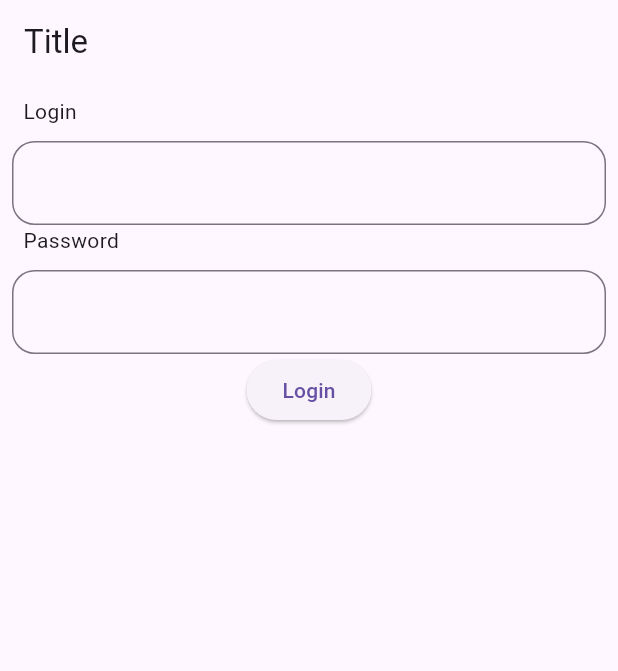
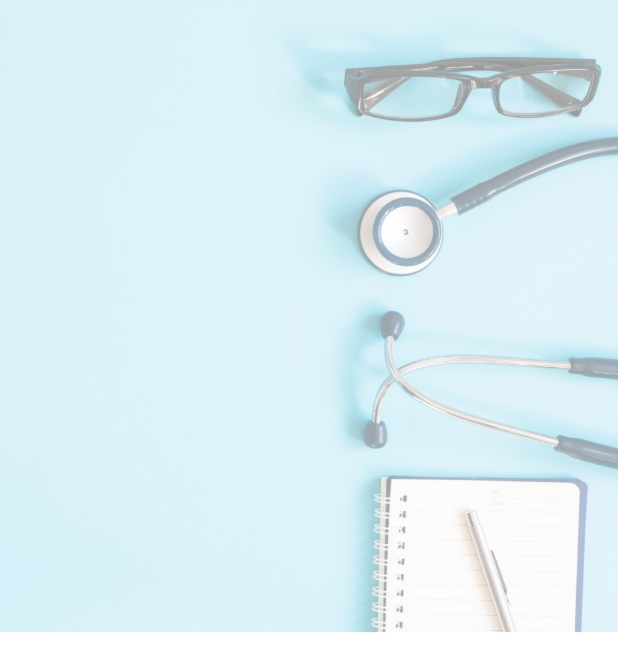
Before and after one commit to UCADevClub/HIS-mobile, a Flutter app: the first screen one second after launch, on a phone screen of 412 x 824 dp. Shown: the top 671 px of the screen. Run offline on Flutter 3.47's test engine with Material 3 defaults, Android fonts, the phone set to English and light mode, and no system bars; our stand-ins replace auto_route, bloc, dio, flutter_bloc, get_it; generated files the repository leaves out were written again.

Commit message:
adding splash screen

```diff
--- a/lib/presentation/core/widgets/forms/custom_text_form_field.dart
+++ b/lib/presentation/core/widgets/forms/custom_text_form_field.dart
@@ -33,7 +33,7 @@ class CustomTextFormField extends StatelessWidget {
         TextFormField(
           decoration: InputDecoration(
             border: OutlineInputBorder(
-              borderRadius: BorderRadius.circular(15),
+              borderRadius: BorderRadius.circular(10),
             ),
           ),
           controller: controller,
--- /dev/null
+++ b/lib/presentation/modules/splash_screen.dart
@@ -0,0 +1,70 @@
+import 'dart:async';
+
+import 'package:auto_route/annotations.dart';
+import 'package:auto_route/auto_route.dart';
+import 'package:flutter/material.dart';
+import 'package:his_mobile/presentation/routes/app_router.gr.dart';
+
+@RoutePage()
+class SplashScreen extends StatefulWidget {
+  const SplashScreen({super.key});
+
+  @override
+  State<SplashScreen> createState() => _SplashScreenState();
+}
+
+class _SplashScreenState extends State<SplashScreen>
+    with SingleTickerProviderStateMixin {
+  Timer? timer;
+  AnimationController? _animationController;
+  Animation<double>? _fadeInAnimation;
+
+  void _startExitAnimation() {
+    _animationController!.reverse().then((_) {
+      if (mounted) {
+        context.router.replace(const HomeRoute());
+      }
+    });
+  }
+
+  @override
+  void initState() {
+    super.initState();
+
+    _animationController = AnimationController(
+      vsync: this,
+      duration: const Duration(seconds: 1), // Animation duration
+    );
+
+    _fadeInAnimation =
+        Tween(begin: 0.0, end: 0.5).animate(_animationController!);
+
+    _animationController!.forward().then((_) {
+      Future.delayed(const Duration(seconds: 1), () {
+        _startExitAnimation();
+      });
+    });
+  }
+
+  @override
+  void dispose() {
+    timer?.cancel();
+    _animationController?.dispose();
+    super.dispose();
+  }
+
+  @override
+  Widget build(BuildContext context) {
+    return FadeTransition(
+      opacity: _fadeInAnimation!,
+      child: Stack(
+        children: [
+          Image.asset(
+            'assets/splash_screen.png',
+            fit: BoxFit.cover,
+          ),
+        ],
+      ),
+    );
+  }
+}
--- a/lib/presentation/routes/app_router.dart
+++ b/lib/presentation/routes/app_router.dart
@@ -6,7 +6,8 @@ import 'app_router.gr.dart';
 class AppRouter extends $AppRouter {
   @override
   List<AutoRoute> get routes => [
-    AutoRoute(page: AuthRoute.page, initial: true),
-    AutoRoute(page: HomeRoute.page)
+    AutoRoute(page: AuthRoute.page),
+    AutoRoute(page: HomeRoute.page),
+    AutoRoute(page: SplashRoute.page, initial: true)
   ];
 }
--- a/pubspec.yaml
+++ b/pubspec.yaml
@@ -19,6 +19,7 @@ dependencies:
   json_serializable: ^6.7.1
   flutter_bloc: ^8.1.3
   equatable: ^2.0.5
+  flutter_svg: ^2.0.9
 
 dev_dependencies:
   flutter_test:
```
Also changed, not shown: lib/presentation/modules/auth_page/auth_page.dart (+6 -6 lines), assets/splash_screen.png (added), pubspec.lock.
